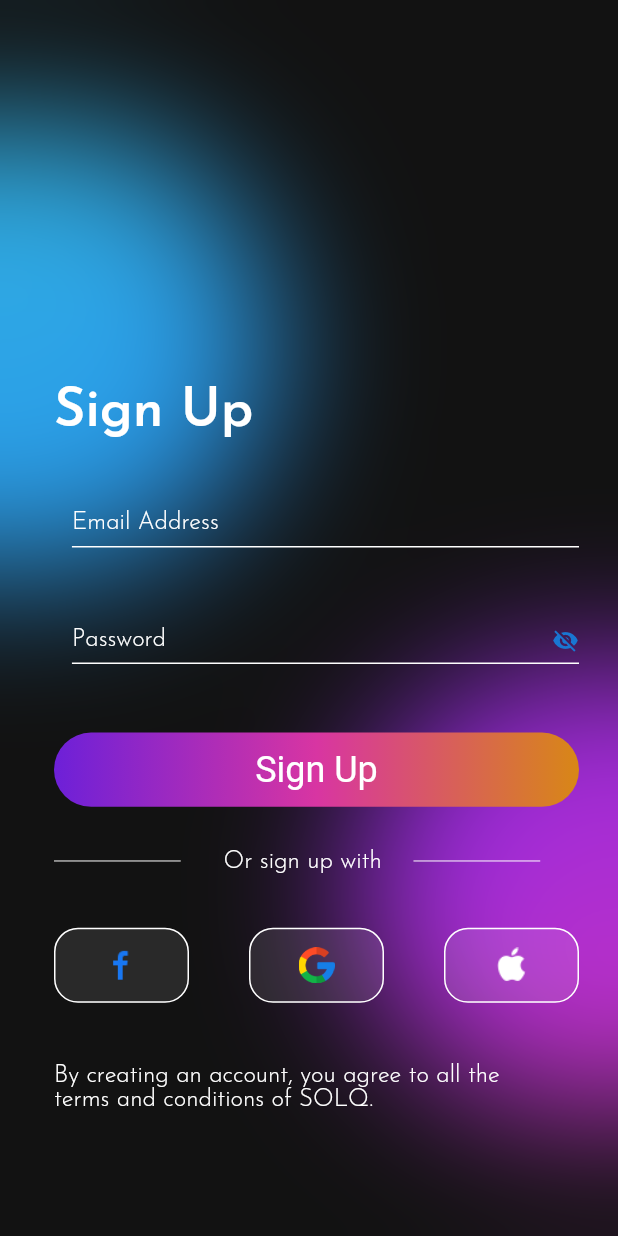
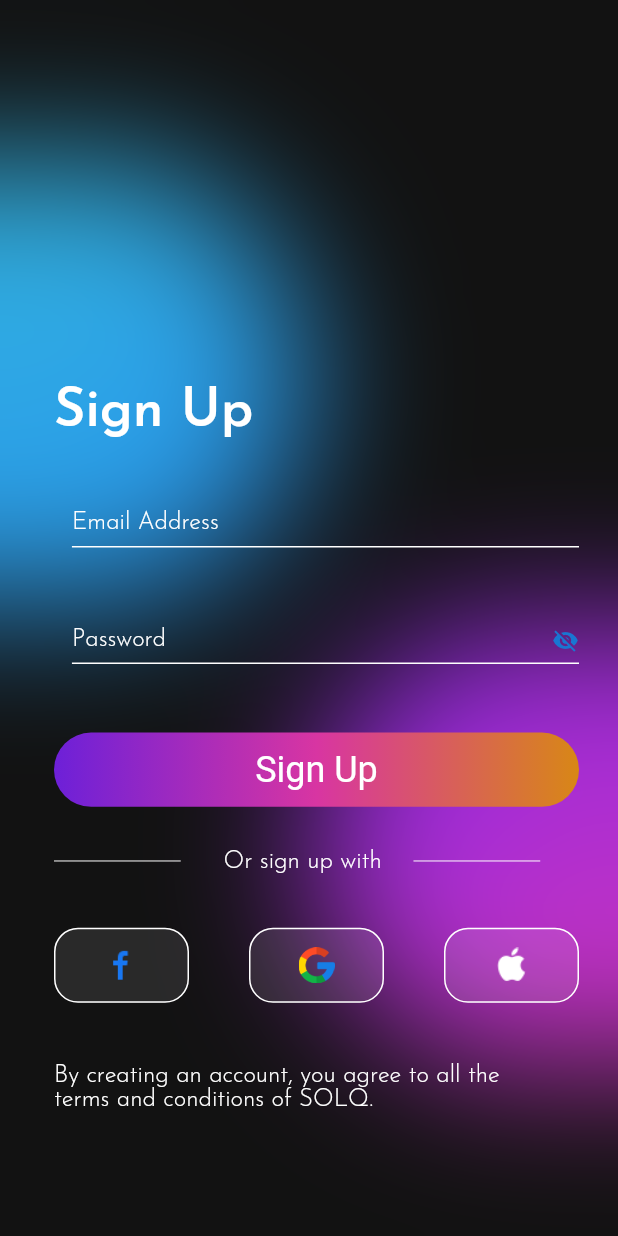
Before and after one commit to rokr1590/solq, a Flutter app: the SignUp screen opened by its route, on a phone screen of 412 x 824 dp. Run offline on Flutter 3.47's test engine with Material 2 defaults, Android fonts, the phone set to English and light mode, and no system bars; our stand-ins replace dot_navigation_bar.

Commit message:
Added Some New Widgets and Screens Updated Screens and Widgets Added Some New Icon Assets as well Added a new plugin

```diff
--- a/lib/main.dart
+++ b/lib/main.dart
@@ -17,7 +17,7 @@ class MyApp extends StatelessWidget {
     return MaterialApp(
       title: "SoloQ",
       debugShowCheckedModeBanner: false,
-      initialRoute: AppRoutes.splashScreen,
+      initialRoute: AppRoutes.customscreen,
       routes: AppRoutes.routes//WelcomePage(),
     );
   }
--- a/lib/pages/Account/SignUp.dart
+++ b/lib/pages/Account/SignUp.dart
@@ -4,6 +4,7 @@ import 'package:flutter/material.dart';
 import 'package:soloq/utils/image_constant.dart';
 import 'package:soloq/widgets/auth_login_widget.dart';
 import 'package:soloq/widgets/blur_background.dart';
+import 'package:soloq/widgets/custom_circle.dart';
 import 'package:soloq/widgets/custom_textform_field.dart';
 
 import '../../theme/app_style.dart';
@@ -41,28 +42,16 @@ class _SignUpState extends State<SignUp> {
                     Positioned(
                       right: MediaQuery.sizeOf(context).width*0.5,
                       top: MediaQuery.sizeOf(context).height*0.10,
-                      child:Container(
-                          width: 345,
-                          height: 300,
-                          decoration: const BoxDecoration(
-                            shape: BoxShape.circle,
-                            gradient: LinearGradient(begin: Alignment.topLeft, end: Alignment.bottomRight, colors: [Color(0xff36bed9), Color(0xff248bf2)], ),
-                          ),
-                        ),
+                      child:const CustomCircle(colorList: [Color(0xff36bed9), Color(0xff248bf2)], cHeight: 345, cWidth: 300)
                     ),
                     Positioned(
                       left: MediaQuery.sizeOf(context).width*0.50,
                       bottom: MediaQuery.sizeOf(context).height*0.10,
-                      child:Container(
-                          width: 358,
-                          height: 300,
-                          decoration: const BoxDecoration(
-                            shape: BoxShape.circle,
-                            gradient: LinearGradient(begin: Alignment.topLeft, end: Alignment.bottomRight, colors: [Color(0xff7a24f2), Color(0xffe539ac)], ),
-                          ),
-                        ),
+                      child:const CustomCircle(colorList: [Color(0xff7a24f2), Color(0xffe539ac)], cHeight: 358, cWidth: 300),
                     ),
                     FrostWidget(
+                        xSigma: 50,
+                        ySigma: 50,
                         child: Container(
                           margin: const EdgeInsets.all(16.0),
                           padding: const EdgeInsets.fromLTRB(20, 0, 10, 16),
--- a/lib/routes/app_routes.dart
+++ b/lib/routes/app_routes.dart
@@ -1,16 +1,22 @@
 import 'package:flutter/material.dart';
 import 'package:soloq/pages/Account/LogIn.dart';
 import 'package:soloq/pages/Account/SignUp.dart';
+import 'package:soloq/pages/HomeScreen.dart';
 import 'package:soloq/pages/SplashScreen.dart';
+import 'package:soloq/widgets/custom_bottom_bar.dart';
 
 class AppRoutes {
   static const String signupScreen = '/sign_up_screen';
   static const String splashScreen = '/splash_screen';
   static const String logInScreen = '/log_in_screen';
+  static const String customscreen = '/custom_bottom_bar';
+  static const String homeScreen ='/home_screen';
 
   static Map<String, WidgetBuilder> routes = {
     signupScreen: (context) => const SignUp(),
     logInScreen: (context) => const LogIn(),
-    splashScreen:(context) => const SplashScreen()
+    splashScreen:(context) => const SplashScreen(),
+    customscreen:(context) => const CustomBottomBar(),
+    homeScreen:(context) => const HomeScreen()
   };
 }
--- a/lib/theme/app_style.dart
+++ b/lib/theme/app_style.dart
@@ -41,4 +41,13 @@ class AppStyle {
     fontWeight: FontWeight.w300,
   );
 
+  static TextStyle txtJosefinSansSemiBold20 = TextStyle(
+    color: ColorConstant.whiteA700,
+    fontSize: getFontSize(
+      20,
+    ),
+    fontFamily: 'Josefin Sans',
+    fontWeight: FontWeight.w600,
+  );
+
 }
--- a/lib/utils/image_constant.dart
+++ b/lib/utils/image_constant.dart
@@ -5,5 +5,9 @@ class ImageConstant {
 
   static String imgGoogle = 'assets/images/google.png';
 
+  static String iconSurvey = 'assets/images/surveyicon.png';
+
+  static String iconBag = 'assets/images/bag.png';
+
   //static String imageNotFound = 'assets/images/image_not_found.png';
 }
--- a/lib/widgets/blur_background.dart
+++ b/lib/widgets/blur_background.dart
@@ -4,13 +4,15 @@ import 'package:flutter/material.dart' ;
 
 class FrostWidget extends StatelessWidget {
   final Widget child;
-  const FrostWidget({Key? key,required this.child}) : super(key: key);
+  late double xSigma;
+  late double ySigma;
+  FrostWidget({Key? key,required this.child,required this.ySigma,required this.xSigma}) : super(key: key);
 
   @override
   Widget build(BuildContext context) {
     return ClipRect(
       child: BackdropFilter(
-        filter: ImageFilter.blur(sigmaX: 50,sigmaY: 50),
+        filter: ImageFilter.blur(sigmaX: xSigma,sigmaY: ySigma),
         child: Container(
           width: MediaQuery.sizeOf(context).width,
           height: MediaQuery.sizeOf(context).height,
--- /dev/null
+++ b/lib/widgets/custom_circle.dart
@@ -0,0 +1,19 @@
+import 'package:flutter/material.dart';
+class CustomCircle extends StatelessWidget {
+  final List<Color> colorList;
+  final double cWidth;
+  final double cHeight;
+  const CustomCircle({Key? key,required this.colorList,required this.cHeight,required this.cWidth}) : super(key: key);
+
+  @override
+  Widget build(BuildContext context) {
+    return Container(
+      width: cWidth,
+      height: cHeight,
+      decoration: BoxDecoration(
+        shape: BoxShape.circle,
+        gradient: LinearGradient(begin: Alignment.topLeft, end: Alignment.bottomRight, colors: colorList, ),
+      ),
+    );
+  }
+}
--- a/pubspec.yaml
+++ b/pubspec.yaml
@@ -35,6 +35,7 @@ dependencies:
   # The following adds the Cupertino Icons font to your application.
   # Use with the CupertinoIcons class for iOS style icons.
   cupertino_icons: ^1.0.2
+  dot_navigation_bar: ^1.0.1+4
   #slider_button: ^2.0.0
   #google_fonts: ^4.0.3
   #flutter_swiper_view: ^1.1.8
@@ -65,6 +66,8 @@ flutter:
     - assets/images/facebook.png
     - assets/images/apple.png
     - assets/images/google.png
+    - assets/images/surveyicon.png
+    - assets/images/bag.png
 
   fonts:
     - family: Josefin Sans
```
Also changed, not shown: lib/pages/HomeScreen.dart (added, +112 -0 lines), lib/widgets/custom_bottom_bar.dart (added, +63 -0 lines), assets/images/bag.png (added), assets/images/surveyicon.png (added), pubspec.lock.
